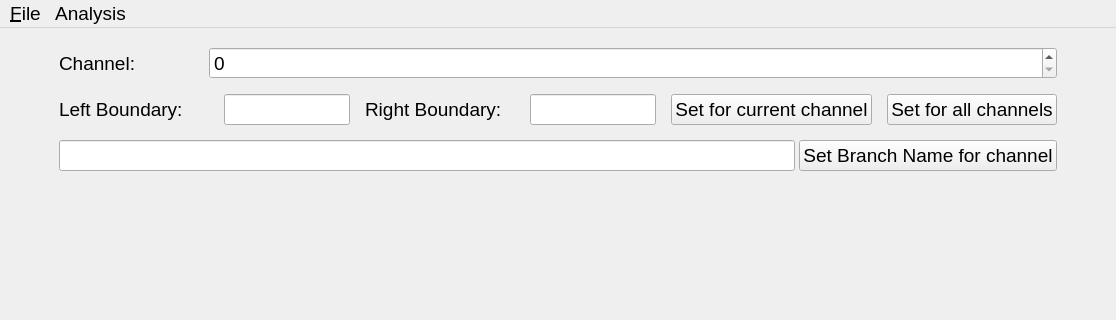
This is AnalysisGUI/src/mainwindow.ui in Albuspercivalwulfricbrian/ADC64_analysis_with_GUI as Qt 5 draws it before an edit; both pictures show x 0 to 1116 and y 0 to 320 of the 1116 by 929 pixel window. The edited form follows.
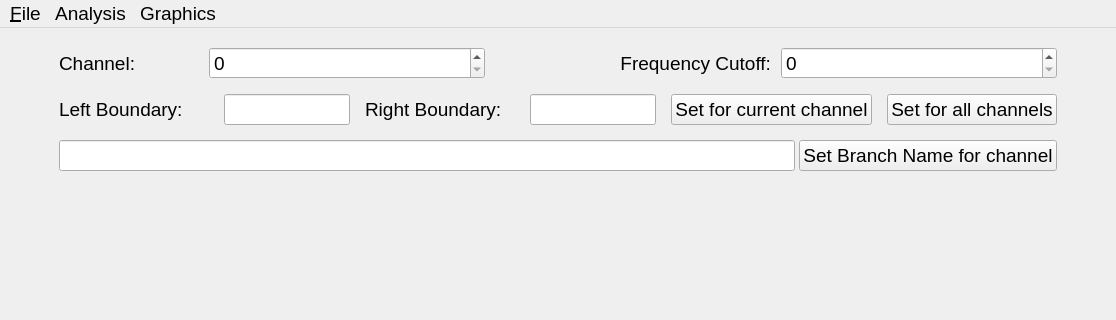
This is the edited form. Custom widgets are drawn as their Qt base class.

Diff of the .ui file:
```diff
--- a/AnalysisGUI/src/mainwindow.ui
+++ b/AnalysisGUI/src/mainwindow.ui
@@ -70,6 +70,36 @@
           </property>
          </widget>
         </item>
+        <item>
+         <widget class="QLabel" name="FrequencyLabel">
+          <property name="font">
+           <font>
+            <pointsize>14</pointsize>
+           </font>
+          </property>
+          <property name="layoutDirection">
+           <enum>Qt::LayoutDirection::LeftToRight</enum>
+          </property>
+          <property name="text">
+           <string>Frequency Cutoff:</string>
+          </property>
+          <property name="alignment">
+           <set>Qt::AlignmentFlag::AlignRight|Qt::AlignmentFlag::AlignTrailing|Qt::AlignmentFlag::AlignVCenter</set>
+          </property>
+         </widget>
+        </item>
+        <item>
+         <widget class="QSpinBox" name="FrequencySpinBox">
+          <property name="font">
+           <font>
+            <pointsize>14</pointsize>
+           </font>
+          </property>
+          <property name="maximum">
+           <number>2048</number>
+          </property>
+         </widget>
+        </item>
        </layout>
       </item>
       <item>
@@ -452,8 +482,16 @@
     <addaction name="action_Use_Smart_Boarders"/>
     <addaction name="action_Signal_is_Negative"/>
    </widget>
+   <widget class="QMenu" name="menuGraphics">
+    <property name="title">
+     <string>Graphics</string>
+    </property>
+    <addaction name="action_Show_Fourier_Transform"/>
+    <addaction name="action_Show_Filtered"/>
+   </widget>
    <addaction name="menu_File"/>
    <addaction name="menu_Analysis_Options"/>
+   <addaction name="menuGraphics"/>
   </widget>
   <widget class="QStatusBar" name="statusbar"/>
   <action name="action_Open">
```
Left out of the diff: 16 changed lines with no effect on the pictures.
